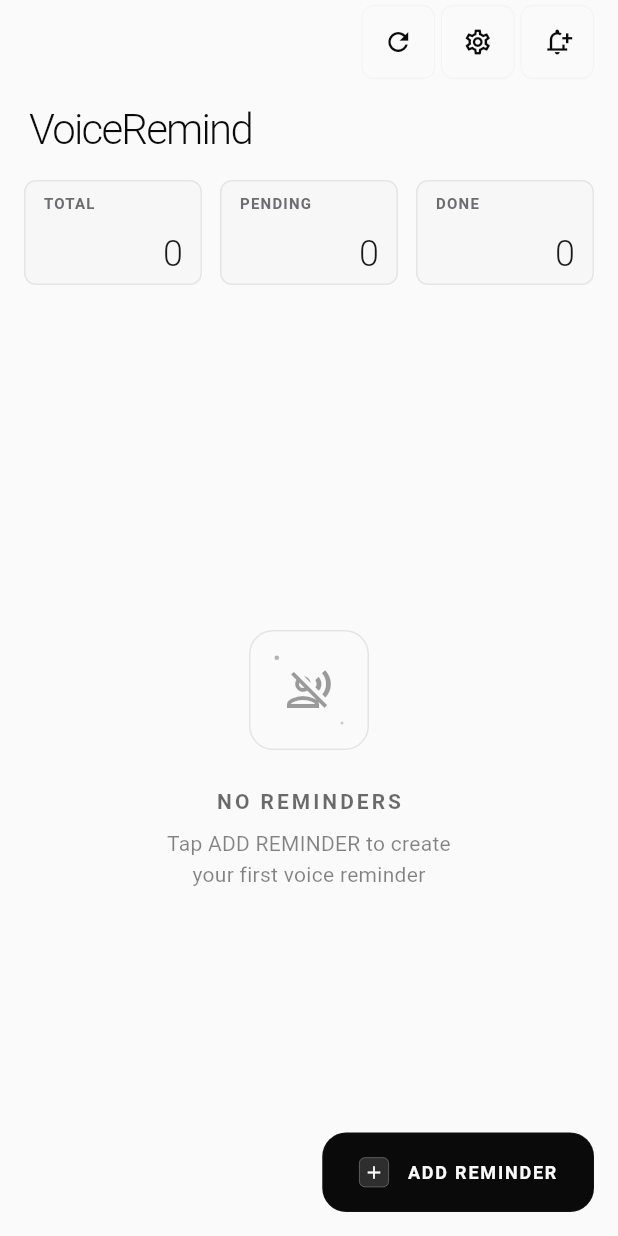
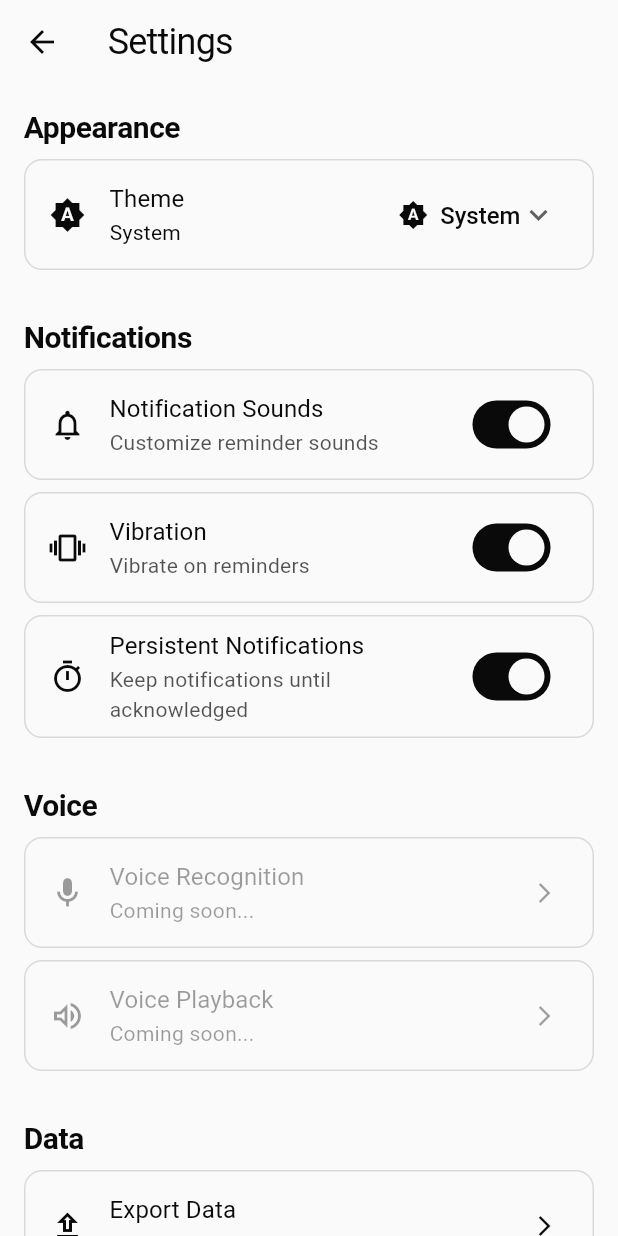
Before and after one commit to LeoRigasaki/voice_remind, a Flutter app: the screen it shows after launch, after a tap on the "settings" icon, on a phone screen of 412 x 824 dp. Run offline on Flutter 3.47's test engine with Material 3 defaults, Android fonts, the light colour scheme and no system bars; our stand-ins replace flutter_local_notifications, flutter_slidable, shared_preferences, timezone.

Commit message:
Add dark/light theme toggle with persistence
- Create ThemeService for theme management
- Add Settings screen with dropdown theme selector
- Update main.dart with AnimatedTheme transitions
- Add settings navigation to home screen
- Theme persists between app sessions using SharedPreferences

```diff
--- a/lib/main.dart
+++ b/lib/main.dart
@@ -2,6 +2,7 @@ import 'package:flutter/material.dart';
 import 'package:flutter_local_notifications/flutter_local_notifications.dart';
 import 'services/notification_service.dart';
 import 'services/storage_service.dart';
+import 'services/theme_service.dart';
 import 'screens/home_screen.dart';
 
 // Global notification plugin instance
@@ -17,6 +18,9 @@ void main() async {
   // Initialize storage
   await StorageService.initialize();
 
+  // Initialize theme service
+  await ThemeService.initialize();
+
   runApp(const VoiceRemindApp());
 }
 
@@ -29,17 +33,38 @@ class VoiceRemindApp extends StatefulWidget {
 
 class _VoiceRemindAppState extends State<VoiceRemindApp>
     with WidgetsBindingObserver {
+  // Current theme mode for the app
+  ThemeMode _themeMode = ThemeMode.system;
+
   @override
   void initState() {
     super.initState();
     WidgetsBinding.instance.addObserver(this);
+
+    // Listen to theme changes
+    _setupThemeListener();
+  }
+
+  void _setupThemeListener() {
+    // Set initial theme
+    _themeMode = ThemeService.getThemeMode();
+
+    // Listen for theme changes
+    ThemeService.themeStream.listen((themeType) {
+      if (mounted) {
+        setState(() {
+          _themeMode = ThemeService.getThemeMode();
+        });
+      }
+    });
   }
 
   @override
   void dispose() {
     WidgetsBinding.instance.removeObserver(this);
-    // Dispose storage service when app is closed
+    // Dispose services when app is closed
     StorageService.dispose();
+    ThemeService.dispose();
     super.dispose();
   }
 
@@ -55,17 +80,23 @@ class _VoiceRemindAppState extends State<VoiceRemindApp>
 
   @override
   Widget build(BuildContext context) {
-    return MaterialApp(
-      title: 'VoiceRemind',
-      debugShowCheckedModeBanner: false,
-      theme: _buildNothingLightTheme(),
-      darkTheme: _buildNothingDarkTheme(),
-      themeMode: ThemeMode.system,
-      home: const HomeScreen(),
+    return AnimatedTheme(
+      duration: const Duration(milliseconds: 300), // Smooth transition
+      data: _themeMode == ThemeMode.dark
+          ? _buildNothingDarkTheme()
+          : _buildNothingLightTheme(),
+      child: MaterialApp(
+        title: 'VoiceRemind',
+        debugShowCheckedModeBanner: false,
+        theme: _buildNothingLightTheme(),
+        darkTheme: _buildNothingDarkTheme(),
+        themeMode: _themeMode,
+        home: const HomeScreen(),
+      ),
     );
   }
 
-  // Nothing-inspired Light Theme
+  // Nothing-inspired Light Theme (Your original - kept intact!)
   ThemeData _buildNothingLightTheme() {
     const nothingWhite = Color(0xFFFAFAFA);
     const nothingBlack = Color(0xFF0A0A0A);
@@ -150,37 +181,11 @@ class _VoiceRemindAppState extends State<VoiceRemindApp>
           letterSpacing: 1.2,
           color: nothingBlack,
         ),
-        labelMedium: TextStyle(
-          fontSize: 12,
-          fontWeight: FontWeight.w600,
-          letterSpacing: 1.0,
-          color: nothingGray,
-        ),
-        labelSmall: TextStyle(
-          fontSize: 10,
-          fontWeight: FontWeight.w600,
-          letterSpacing: 1.5,
-          color: nothingGray,
-        ),
-      ),
-
-      // Minimal card design
-      cardTheme: CardThemeData(
-        elevation: 0,
-        shape: RoundedRectangleBorder(
-          borderRadius: BorderRadius.circular(12),
-          side: const BorderSide(
-            color: Color(0xFFE5E5EA),
-            width: 0.5,
-          ),
-        ),
-        color: nothingWhite,
-        surfaceTintColor: Colors.transparent,
       ),
 
       // Clean button design
-      filledButtonTheme: FilledButtonThemeData(
-        style: FilledButton.styleFrom(
+      elevatedButtonTheme: ElevatedButtonThemeData(
+        style: ElevatedButton.styleFrom(
           backgroundColor: nothingBlack,
           foregroundColor: nothingWhite,
           shape: RoundedRectangleBorder(
@@ -200,14 +205,14 @@ class _VoiceRemindAppState extends State<VoiceRemindApp>
         border: OutlineInputBorder(
           borderRadius: BorderRadius.circular(8),
           borderSide: const BorderSide(
-            color: Color(0xFFE5E5EA),
+            color: nothingGray,
             width: 0.5,
           ),
         ),
         enabledBorder: OutlineInputBorder(
           borderRadius: BorderRadius.circular(8),
           borderSide: const BorderSide(
-            color: Color(0xFFE5E5EA),
+            color: nothingGray,
             width: 0.5,
           ),
         ),
@@ -219,7 +224,7 @@ class _VoiceRemindAppState extends State<VoiceRemindApp>
           ),
         ),
         filled: true,
-        fillColor: nothingWhite,
+        fillColor: nothingLightGray,
         contentPadding:
             const EdgeInsets.symmetric(horizontal: 16, vertical: 16),
         labelStyle: const TextStyle(
@@ -257,7 +262,7 @@ class _VoiceRemindAppState extends State<VoiceRemindApp>
     );
   }
 
-  // Nothing-inspired Dark Theme
+  // Nothing-inspired Dark Theme (Your original - kept intact!)
   ThemeData _buildNothingDarkTheme() {
     const nothingBlack = Color(0xFF0A0A0A);
     const nothingWhite = Color(0xFFFAFAFA);
@@ -343,37 +348,11 @@ class _VoiceRemindAppState extends State<VoiceRemindApp>
           letterSpacing: 1.2,
           color: nothingWhite,
         ),
-        labelMedium: TextStyle(
-          fontSize: 12,
-          fontWeight: FontWeight.w600,
-          letterSpacing: 1.0,
-          color: nothingGray,
-        ),
-        labelSmall: TextStyle(
-          fontSize: 10,
-          fontWeight: FontWeight.w600,
-          letterSpacing: 1.5,
-          color: nothingGray,
-        ),
-      ),
-
-      // Minimal card design
-      cardTheme: CardThemeData(
-        elevation: 0,
-        shape: RoundedRectangleBorder(
-          borderRadius: BorderRadius.circular(12),
-          side: const BorderSide(
-            color: Color(0xFF3A3A3C),
-            width: 0.5,
-          ),
-        ),
-        color: nothingDarkGray,
-        surfaceTintColor: Colors.transparent,
       ),
 
       // Clean button design
-      filledButtonTheme: FilledButtonThemeData(
-        style: FilledButton.styleFrom(
+      elevatedButtonTheme: ElevatedButtonThemeData(
+        style: ElevatedButton.styleFrom(
           backgroundColor: nothingWhite,
           foregroundColor: nothingBlack,
           shape: RoundedRectangleBorder(
--- a/lib/screens/home_screen.dart
+++ b/lib/screens/home_screen.dart
@@ -7,6 +7,7 @@ import '../models/reminder.dart';
 import '../services/storage_service.dart';
 import '../services/notification_service.dart';
 import 'add_reminder_screen.dart';
+import 'settings_screen.dart';
 
 class HomeScreen extends StatefulWidget {
   const HomeScreen({super.key});
@@ -42,7 +43,7 @@ class _HomeScreenState extends State<HomeScreen> with TickerProviderStateMixin {
     _remindersStream = StorageService.remindersStream;
 
     // Load initial data
-    _loadInitialReminders();
+    StorageService.refreshData();
 
     // Start real-time timer for countdown updates
     _startRealTimeTimer();
@@ -53,6 +54,15 @@ class _HomeScreenState extends State<HomeScreen> with TickerProviderStateMixin {
         _fabAnimationController.forward();
       }
     });
+  }
+
+// Navigate to settings screen
+  void _openSettings() {
+    Navigator.of(context).push(
+      MaterialPageRoute(
+        builder: (context) => const SettingsScreen(),
+      ),
+    );
   }
 
   @override
@@ -71,26 +81,6 @@ class _HomeScreenState extends State<HomeScreen> with TickerProviderStateMixin {
         });
       }
     });
-  }
-
-  Future<void> _loadInitialReminders() async {
-    try {
-      final reminders = await StorageService.getReminders();
-      if (mounted) {
-        setState(() {
-          _reminders = reminders;
-          _isLoading = false;
-          _error = null;
-        });
-      }
-    } catch (e) {
-      if (mounted) {
-        setState(() {
-          _isLoading = false;
-          _error = e.toString();
-        });
-      }
-    }
   }
 
   Future<void> _refreshReminders() async {
@@ -480,9 +470,7 @@ class _HomeScreenState extends State<HomeScreen> with TickerProviderStateMixin {
               size: 20,
               color: Theme.of(context).colorScheme.onSurface,
             ),
-            onPressed: () {
-              // Settings functionality will be added later
-            },
+            onPressed: _openSettings,
             tooltip: 'Settings',
             style: IconButton.styleFrom(
               backgroundColor: Colors.transparent,
--- /dev/null
+++ b/lib/screens/settings_screen.dart
@@ -0,0 +1,395 @@
+import 'package:flutter/material.dart';
+import 'package:flutter/services.dart';
+import '../services/theme_service.dart';
+
+class SettingsScreen extends StatefulWidget {
+  const SettingsScreen({super.key});
+
+  @override
+  State<SettingsScreen> createState() => _SettingsScreenState();
+}
+
+class _SettingsScreenState extends State<SettingsScreen> {
+  ThemeType _selectedTheme = ThemeService.currentTheme;
+
+  @override
+  void initState() {
+    super.initState();
+    // Listen to theme changes
+    ThemeService.themeStream.listen((themeType) {
+      if (mounted) {
+        setState(() {
+          _selectedTheme = themeType;
+        });
+      }
+    });
+  }
+
+  @override
+  Widget build(BuildContext context) {
+    return Scaffold(
+      appBar: AppBar(
+        title: const Text('Settings'),
+        leading: IconButton(
+          icon: const Icon(Icons.arrow_back),
+          onPressed: () => Navigator.of(context).pop(),
+        ),
+      ),
+      body: ListView(
+        padding: const EdgeInsets.all(16),
+        children: [
+          // Appearance Section
+          _buildSectionHeader('Appearance'),
+          const SizedBox(height: 8),
+          _buildThemeDropdown(),
+
+          const SizedBox(height: 32),
+
+          // Notifications Section
+          _buildSectionHeader('Notifications'),
+          const SizedBox(height: 8),
+          _buildNotificationSettings(),
+
+          const SizedBox(height: 32),
+
+          // Voice Settings Section (for future)
+          _buildSectionHeader('Voice'),
+          const SizedBox(height: 8),
+          _buildVoiceSettings(),
+
+          const SizedBox(height: 32),
+
+          // Data Section
+          _buildSectionHeader('Data'),
+          const SizedBox(height: 8),
+          _buildDataSettings(),
+
+          const SizedBox(height: 32),
+
+          // About Section
+          _buildSectionHeader('About'),
+          const SizedBox(height: 8),
+          _buildAboutSettings(),
+        ],
+      ),
+    );
+  }
+
+  Widget _buildSectionHeader(String title) {
+    return Text(
+      title,
+      style: Theme.of(context).textTheme.titleLarge?.copyWith(
+            fontWeight: FontWeight.w600,
+            letterSpacing: -0.3,
+          ),
+    );
+  }
+
+  Widget _buildThemeDropdown() {
+    return Container(
+      decoration: BoxDecoration(
+        borderRadius: BorderRadius.circular(12),
+        border: Border.all(
+          color: Theme.of(context).colorScheme.outline.withOpacity(0.3),
+          width: 1,
+        ),
+      ),
+      child: ListTile(
+        leading: AnimatedSwitcher(
+          duration: const Duration(milliseconds: 200),
+          child: Icon(
+            ThemeService.getThemeIcon(_selectedTheme),
+            key: ValueKey(_selectedTheme),
+            color: Theme.of(context).colorScheme.primary,
+          ),
+        ),
+        title: const Text('Theme'),
+        subtitle: Text(ThemeService.getThemeDisplayName(_selectedTheme)),
+        trailing: DropdownButton<ThemeType>(
+          value: _selectedTheme,
+          underline: const SizedBox(),
+          icon: const Icon(Icons.keyboard_arrow_down),
+          items: ThemeType.values.map((ThemeType theme) {
+            return DropdownMenuItem<ThemeType>(
+              value: theme,
+              child: Row(
+                mainAxisSize: MainAxisSize.min,
+                children: [
+                  Icon(
+                    ThemeService.getThemeIcon(theme),
+                    size: 20,
+                    color: Theme.of(context).colorScheme.onSurface,
+                  ),
+                  const SizedBox(width: 8),
+                  Text(ThemeService.getThemeDisplayName(theme)),
+                ],
+              ),
+            );
+          }).toList(),
+          onChanged: (ThemeType? newTheme) {
+            if (newTheme != null) {
+              // Haptic feedback for theme change
+              HapticFeedback.lightImpact();
+
+              // Set the new theme
+              ThemeService.setTheme(newTheme);
+            }
+          },
+        ),
+      ),
+    );
+  }
+
+  Widget _buildNotificationSettings() {
+    return Column(
+      children: [
+        _buildSettingsTile(
+          icon: Icons.notifications_outlined,
+          title: 'Notification Sounds',
+          subtitle: 'Customize reminder sounds',
+          trailing: Switch(
+            value: true, // TODO: Connect to actual setting
+            onChanged: (value) {
+              // TODO: Implement notification sound toggle
+            },
+          ),
+        ),
+        const SizedBox(height: 8),
+        _buildSettingsTile(
+          icon: Icons.vibration,
+          title: 'Vibration',
+          subtitle: 'Vibrate on reminders',
+          trailing: Switch(
+            value: true, // TODO: Connect to actual setting
+            onChanged: (value) {
+              // TODO: Implement vibration toggle
+            },
+          ),
+        ),
+        const SizedBox(height: 8),
+        _buildSettingsTile(
+          icon: Icons.timer_outlined,
+          title: 'Persistent Notifications',
+          subtitle: 'Keep notifications until acknowledged',
+          trailing: Switch(
+            value: true, // TODO: Connect to actual setting
+            onChanged: (value) {
+              // TODO: Implement persistent notifications toggle
+            },
+          ),
+        ),
+      ],
+    );
+  }
+
+  Widget _buildVoiceSettings() {
+    return Column(
+      children: [
+        _buildSettingsTile(
+          icon: Icons.mic_outlined,
+          title: 'Voice Recognition',
+          subtitle: 'Coming soon...',
+          trailing: const Icon(Icons.arrow_forward_ios, size: 16),
+          enabled: false,
+        ),
+        const SizedBox(height: 8),
+        _buildSettingsTile(
+          icon: Icons.volume_up_outlined,
+          title: 'Voice Playback',
+          subtitle: 'Coming soon...',
+          trailing: const Icon(Icons.arrow_forward_ios, size: 16),
+          enabled: false,
+        ),
+      ],
+    );
+  }
+
+  Widget _buildDataSettings() {
+    return Column(
+      children: [
+        _buildSettingsTile(
+          icon: Icons.upload_outlined,
+          title: 'Export Data',
+          subtitle: 'Export your reminders',
+          trailing: const Icon(Icons.arrow_forward_ios, size: 16),
+          onTap: () {
+            // TODO: Implement data export
+            _showComingSoonSnackBar('Export data');
+          },
+        ),
+        const SizedBox(height: 8),
+        _buildSettingsTile(
+          icon: Icons.download_outlined,
+          title: 'Import Data',
+          subtitle: 'Import reminders from file',
+          trailing: const Icon(Icons.arrow_forward_ios, size: 16),
+          onTap: () {
+            // TODO: Implement data import
+            _showComingSoonSnackBar('Import data');
+          },
+        ),
+        const SizedBox(height: 8),
+        _buildSettingsTile(
+          icon: Icons.delete_outline,
+          title: 'Clear All Data',
+          subtitle: 'Delete all reminders',
+          trailing: const Icon(Icons.arrow_forward_ios, size: 16),
+          textColor: Theme.of(context).colorScheme.error,
+          onTap: () {
+            _showClearDataDialog();
+          },
+        ),
+      ],
+    );
+  }
+
+  Widget _buildAboutSettings() {
+    return Column(
+      children: [
+        _buildSettingsTile(
+          icon: Icons.info_outline,
+          title: 'Version',
+          subtitle: '1.0.0+1',
+          trailing: const Icon(Icons.arrow_forward_ios, size: 16),
+          onTap: () {
+            _showAboutDialog();
+          },
+        ),
+        const SizedBox(height: 8),
+        _buildSettingsTile(
+          icon: Icons.help_outline,
+          title: 'Help & Support',
+          subtitle: 'Get help using VoiceRemind',
+          trailing: const Icon(Icons.arrow_forward_ios, size: 16),
+          onTap: () {
+            _showComingSoonSnackBar('Help & Support');
+          },
+        ),
+        const SizedBox(height: 8),
+        _buildSettingsTile(
+          icon: Icons.privacy_tip_outlined,
+          title: 'Privacy Policy',
+          subtitle: 'How we handle your data',
+          trailing: const Icon(Icons.arrow_forward_ios, size: 16),
+          onTap: () {
+            _showComingSoonSnackBar('Privacy Policy');
+          },
+        ),
+      ],
+    );
+  }
+
+  Widget _buildSettingsTile({
+    required IconData icon,
+    required String title,
+    required String subtitle,
+    Widget? trailing,
+    VoidCallback? onTap,
+    Color? textColor,
+    bool enabled = true,
+  }) {
+    return Container(
+      decoration: BoxDecoration(
+        borderRadius: BorderRadius.circular(12),
+        border: Border.all(
+          color: Theme.of(context).colorScheme.outline.withOpacity(0.3),
+          width: 1,
+        ),
+      ),
+      child: ListTile(
+        enabled: enabled,
+        leading: Icon(
+          icon,
+          color: enabled
+              ? (textColor ?? Theme.of(context).colorScheme.primary)
+              : Theme.of(context).colorScheme.onSurface.withOpacity(0.4),
+        ),
+        title: Text(
+          title,
+          style: TextStyle(
+            color: enabled
+                ? (textColor ?? Theme.of(context).colorScheme.onSurface)
+                : Theme.of(context).colorScheme.onSurface.withOpacity(0.4),
+          ),
+        ),
+        subtitle: Text(
+          subtitle,
+          style: TextStyle(
+            color: enabled
+                ? Theme.of(context).colorScheme.onSurface.withOpacity(0.7)
+                : Theme.of(context).colorScheme.onSurface.withOpacity(0.4),
+          ),
+        ),
+        trailing: trailing,
+        onTap: enabled ? onTap : null,
+      ),
+    );
+  }
+
+  void _showComingSoonSnackBar(String feature) {
+    ScaffoldMessenger.of(context).showSnackBar(
+      SnackBar(
+        content: Text('$feature is coming soon!'),
+        behavior: SnackBarBehavior.floating,
+        shape: RoundedRectangleBorder(borderRadius: BorderRadius.circular(8)),
+      ),
+    );
+  }
+
+  void _showClearDataDialog() {
+    showDialog(
+      context: context,
+      builder: (BuildContext context) {
+        return AlertDialog(
+          title: const Text('Clear All Data'),
+          content: const Text(
+            'This will permanently delete all your reminders. This action cannot be undone.',
+          ),
+          actions: [
+            TextButton(
+              onPressed: () => Navigator.of(context).pop(),
+              child: const Text('Cancel'),
+            ),
+            TextButton(
+              onPressed: () {
+                Navigator.of(context).pop();
+                // TODO: Implement clear all data
+                _showComingSoonSnackBar('Clear all data');
+              },
+              style: TextButton.styleFrom(
+                foregroundColor: Theme.of(context).colorScheme.error,
+              ),
+              child: const Text('Delete'),
+            ),
+          ],
+        );
+      },
+    );
+  }
+
+  void _showAboutDialog() {
+    showAboutDialog(
+      context: context,
+      applicationName: 'VoiceRemind',
+      applicationVersion: '1.0.0+1',
+      applicationIcon: Container(
+        padding: const EdgeInsets.all(8),
+        decoration: BoxDecoration(
+          borderRadius: BorderRadius.circular(12),
+          color: Theme.of(context).colorScheme.primary,
+        ),
+        child: Icon(
+          Icons.mic,
+          color: Theme.of(context).colorScheme.onPrimary,
+          size: 32,
+        ),
+      ),
+      children: [
+        const Text(
+          'A beautiful voice-first reminder application built with Flutter. '
+          'VoiceRemind helps you create and manage reminders through natural speech.',
+        ),
+      ],
+    );
+  }
+}
--- /dev/null
+++ b/lib/services/theme_service.dart
@@ -0,0 +1,105 @@
+import 'dart:async';
+import 'package:flutter/material.dart';
+import 'package:shared_preferences/shared_preferences.dart';
+
+enum ThemeType { system, light, dark }
+
+class ThemeService {
+  static SharedPreferences? _prefs;
+  static const String _themeKey = 'app_theme';
+
+  // Stream controller for real-time theme updates
+  static final StreamController<ThemeType> _themeController =
+      StreamController<ThemeType>.broadcast();
+
+  // Stream getter for listening to theme changes
+  static Stream<ThemeType> get themeStream => _themeController.stream;
+
+  // Current theme type
+  static ThemeType _currentTheme = ThemeType.system;
+  static ThemeType get currentTheme => _currentTheme;
+
+  static Future<void> initialize() async {
+    _prefs = await SharedPreferences.getInstance();
+    await _loadTheme();
+  }
+
+  // Dispose method to close stream controller
+  static void dispose() {
+    _themeController.close();
+  }
+
+  // Load saved theme from storage
+  static Future<void> _loadTheme() async {
+    final String? themeString = _prefs?.getString(_themeKey);
+
+    if (themeString != null) {
+      // Convert string back to enum
+      switch (themeString) {
+        case 'system':
+          _currentTheme = ThemeType.system;
+          break;
+        case 'light':
+          _currentTheme = ThemeType.light;
+          break;
+        case 'dark':
+          _currentTheme = ThemeType.dark;
+          break;
+        default:
+          _currentTheme = ThemeType.system;
+      }
+    } else {
+      _currentTheme = ThemeType.system;
+    }
+
+    // Emit initial theme
+    _themeController.add(_currentTheme);
+  }
+
+  // Save theme and notify listeners
+  static Future<void> setTheme(ThemeType theme) async {
+    _currentTheme = theme;
+
+    // Save to SharedPreferences
+    await _prefs?.setString(_themeKey, theme.name);
+
+    // Emit updated theme to stream
+    _themeController.add(_currentTheme);
+  }
+
+  // Convert ThemeType to ThemeMode for MaterialApp
+  static ThemeMode getThemeMode() {
+    switch (_currentTheme) {
+      case ThemeType.system:
+        return ThemeMode.system;
+      case ThemeType.light:
+        return ThemeMode.light;
+      case ThemeType.dark:
+        return ThemeMode.dark;
+    }
+  }
+
+  // Get display name for UI
+  static String getThemeDisplayName(ThemeType theme) {
+    switch (theme) {
+      case ThemeType.system:
+        return 'System';
+      case ThemeType.light:
+        return 'Light';
+      case ThemeType.dark:
+        return 'Dark';
+    }
+  }
+
+  // Get icon for theme type
+  static IconData getThemeIcon(ThemeType theme) {
+    switch (theme) {
+      case ThemeType.system:
+        return Icons.brightness_auto;
+      case ThemeType.light:
+        return Icons.brightness_high;
+      case ThemeType.dark:
+        return Icons.brightness_2;
+    }
+  }
+}
```
